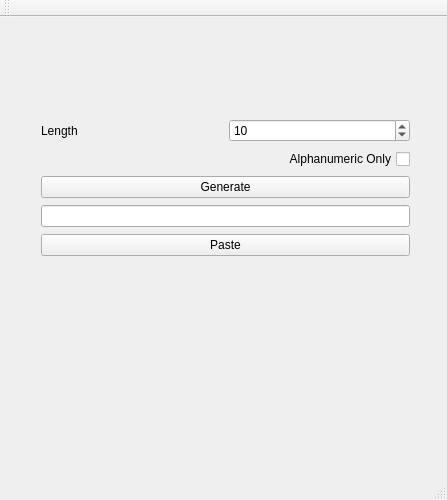
Above: mainwindow.ui from tyxeron/PassWordGen before the change. Below: the same form after it.
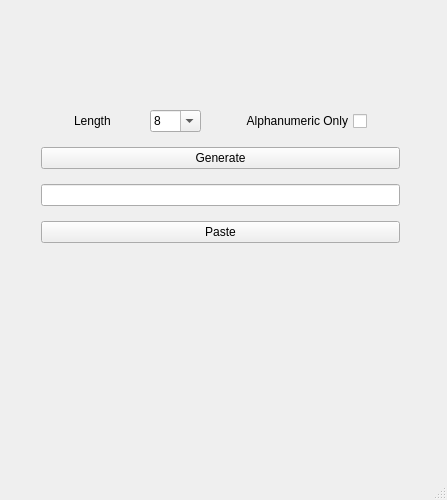
That is the form after the change.

Patch:
```diff
--- a/mainwindow.ui
+++ b/mainwindow.ui
@@ -32,13 +32,13 @@
    <string>MainWindow</string>
   </property>
   <widget class="QWidget" name="centralWidget">
-   <widget class="QWidget" name="">
+   <widget class="QWidget" name="layoutWidget">
     <property name="geometry">
      <rect>
       <x>30</x>
       <y>90</y>
-      <width>391</width>
-      <height>162</height>
+      <width>381</width>
+      <height>176</height>
      </rect>
     </property>
     <layout class="QVBoxLayout" name="verticalLayout">
@@ -46,48 +46,91 @@
       <layout class="QHBoxLayout" name="horizontalLayout">
        <item>
         <widget class="QLabel" name="LengthLabel">
+         <property name="sizePolicy">
+          <sizepolicy hsizetype="Fixed" vsizetype="Fixed">
+           <horstretch>0</horstretch>
+           <verstretch>0</verstretch>
+          </sizepolicy>
+         </property>
          <property name="text">
           <string>Length</string>
          </property>
         </widget>
        </item>
        <item>
-        <widget class="QSpinBox" name="lengthBox">
-         <property name="layoutDirection">
-          <enum>Qt::LeftToRight</enum>
+        <widget class="QComboBox" name="lengthCombo">
+         <property name="sizePolicy">
+          <sizepolicy hsizetype="Fixed" vsizetype="Fixed">
+           <horstretch>0</horstretch>
+           <verstretch>0</verstretch>
+          </sizepolicy>
          </property>
-         <property name="wrapping">
+         <property name="editable">
           <bool>true</bool>
          </property>
-         <property name="suffix">
-          <string/>
+         <item>
+          <property name="text">
+           <string>8</string>
+          </property>
+         </item>
+         <item>
+          <property name="text">
+           <string>12</string>
+          </property>
+         </item>
+         <item>
+          <property name="text">
+           <string>18</string>
+          </property>
+         </item>
+         <item>
+          <property name="text">
+           <string>30</string>
+          </property>
+         </item>
+         <item>
+          <property name="text">
+           <string>50</string>
+          </property>
+         </item>
+         <item>
+          <property name="text">
+           <string>100</string>
+          </property>
+         </item>
+         <item>
+          <property name="text">
+           <string>150</string>
+          </property>
+         </item>
+         <item>
+          <property name="text">
+           <string>200</string>
+          </property>
+         </item>
+        </widget>
+       </item>
+       <item>
+        <widget class="QCheckBox" name="alphaNumCheckbox">
+         <property name="sizePolicy">
+          <sizepolicy hsizetype="Fixed" vsizetype="Fixed">
+           <horstretch>0</horstretch>
+           <verstretch>0</verstretch>
+          </sizepolicy>
          </property>
-         <property name="maximum">
-          <number>300</number>
+         <property name="layoutDirection">
+          <enum>Qt::RightToLeft</enum>
          </property>
-         <property name="stepType">
-          <enum>QAbstractSpinBox::AdaptiveDecimalStepType</enum>
+         <property name="text">
+          <string>Alphanumeric Only</string>
          </property>
-         <property name="value">
-          <number>10</number>
+         <property name="tristate">
+          <bool>false</bool>
          </property>
         </widget>
        </item>
       </layout>
      </item>
-     <item>
-      <widget class="QCheckBox" name="alphaNumCheckbox">
-       <property name="layoutDirection">
-        <enum>Qt::RightToLeft</enum>
-       </property>
-       <property name="text">
-        <string>Alphanumeric Only</string>
-       </property>
-       <property name="tristate">
-        <bool>false</bool>
-       </property>
-      </widget>
-     </item>
      <item>
       <widget class="QPushButton" name="generateButton">
        <property name="text">
@@ -112,24 +155,6 @@
     </layout>
    </widget>
   </widget>
-  <widget class="QMenuBar" name="menuBar">
-   <property name="geometry">
-    <rect>
-     <x>0</x>
-     <y>0</y>
-     <width>447</width>
-     <height>24</height>
-    </rect>
-   </property>
-  </widget>
-  <widget class="QToolBar" name="mainToolBar">
-   <attribute name="toolBarArea">
-    <enum>TopToolBarArea</enum>
-   </attribute>
-   <attribute name="toolBarBreak">
-    <bool>false</bool>
-   </attribute>
-  </widget>
   <widget class="QStatusBar" name="statusBar"/>
  </widget>
  <layoutdefault spacing="6" margin="11"/>
```
Left out of the diff: 12 changed lines with no effect on the pictures.
